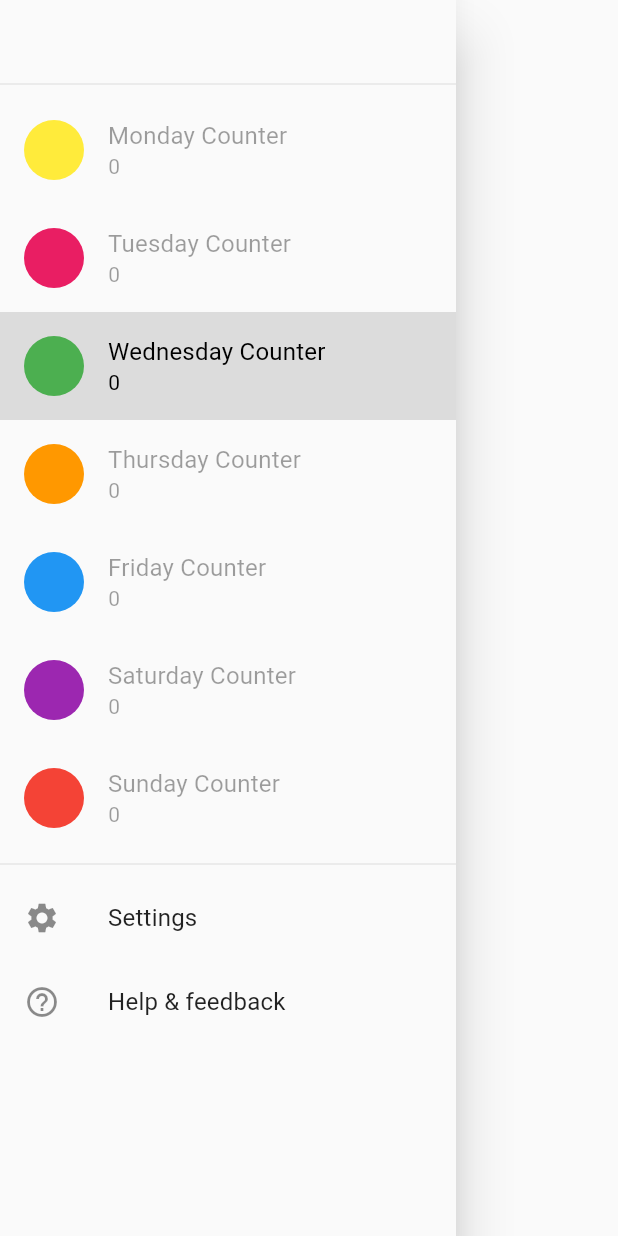
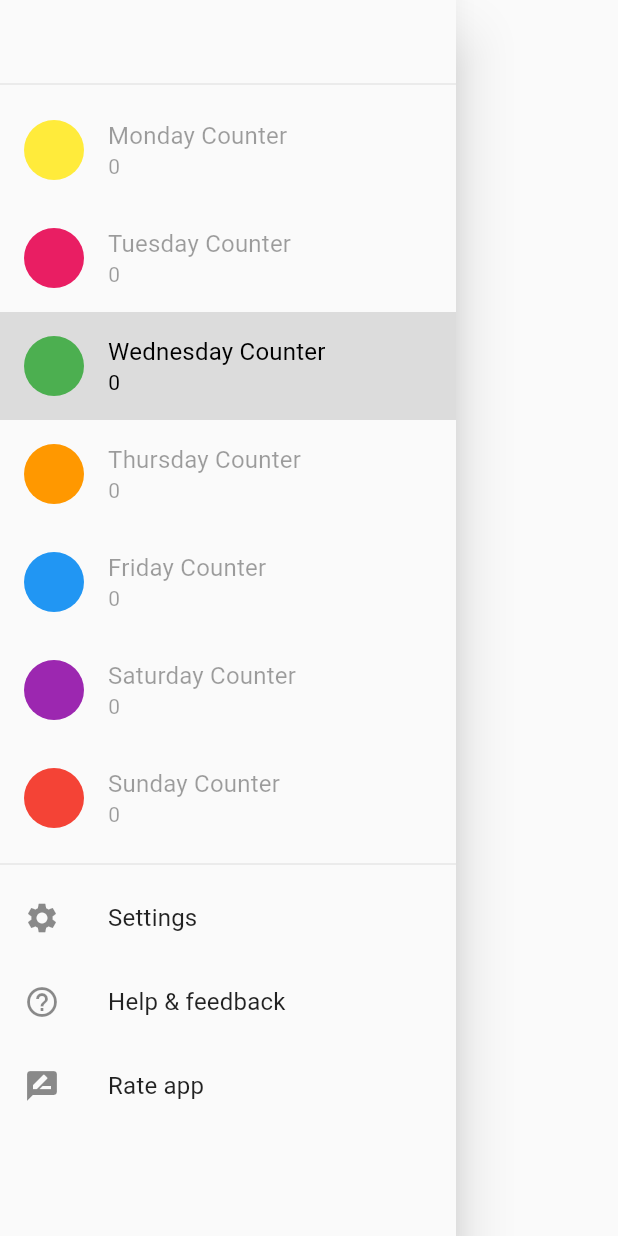
Before and after one commit to Appliberated/weekday_counters, a Flutter app: the CountersDrawer widget shown alone on an empty page, opened directly with empty values, on a phone screen of 412 x 824 dp. Run offline on Flutter 3.47's test engine with Material 2 defaults, Android fonts, the phone set to English and light mode, and no system bars; our stand-ins replace share, shared_preferences; accounts and stored records are empty.

Commit message:
Load and save settings; simplify, cleanup code

```diff
--- a/lib/common/app_strings.dart
+++ b/lib/common/app_strings.dart
@@ -13,6 +13,7 @@ class AppStrings {
   static const String drawerTitle = appName;
   static const String settingsItemTitle = 'Settings';
   static const String helpItemTitle = 'Help & feedback';
+  static const String rateItemTitle = 'Rate app';
 
   //#endregion
 
@@ -21,8 +22,6 @@ class AppStrings {
   static const Map<MenuAction, String> menuActions = {
     MenuAction.reset: 'Reset counter',
     MenuAction.share: 'Share...',
-    MenuAction.rate: 'Rate app',
-    MenuAction.help: 'Help',
   };
 
   static const String resetConfirm = 'Reset counter to zero?';
--- a/lib/widgets/counters_drawer.dart
+++ b/lib/widgets/counters_drawer.dart
@@ -8,6 +8,9 @@ import 'package:weekday_counters/models/counter.dart';
 import 'package:weekday_counters/utils/utils.dart';
 import 'package:weekday_counters/widgets/color_list_tile.dart';
 
+/// Drawer extra actions enumeration.
+enum DrawerExtraActions { settings, help, rate }
+
 /// A material design drawer that shows navigation links for all available counters.
 class CountersDrawer extends StatelessWidget {
   /// Creates a counters drawer widget.
@@ -15,8 +18,7 @@ class CountersDrawer extends StatelessWidget {
     Key key,
     @required this.title,
     this.counters,
-    this.onSelected,
-    this.onSettings,
+    this.onExtraSelected,
   })  : assert(title != null),
         super(key: key);
 
@@ -27,9 +29,12 @@ class CountersDrawer extends StatelessWidget {
   final Counters counters;
 
   /// Called when the user taps a drawer list tile.
-  final void Function(CounterType value) onSelected;
+  final void Function(DrawerExtraActions value) onExtraSelected;
 
-  final void Function() onSettings;
+  void _onExtraActionTap(BuildContext context, DrawerExtraActions action) {
+    Navigator.pop(context);
+    if (onExtraSelected != null) onExtraSelected(action);
+  }
 
   @override
   Widget build(BuildContext context) {
@@ -44,15 +49,17 @@ class CountersDrawer extends StatelessWidget {
             ListTile(
               leading: Icon(Icons.settings),
               title: Text(AppStrings.settingsItemTitle),
-              onTap: () {
-                Navigator.pop(context);
-                if (onSettings != null) onSettings();
-              },
+              onTap: () => _onExtraActionTap(context, DrawerExtraActions.settings),
             ),
             ListTile(
               leading: Icon(Icons.help_outline),
               title: Text(AppStrings.helpItemTitle),
-              onTap: () {},
+              onTap: () => _onExtraActionTap(context, DrawerExtraActions.help),
+            ),
+            ListTile(
+              leading: Icon(Icons.rate_review),
+              title: Text(AppStrings.rateItemTitle),
+              onTap: () => _onExtraActionTap(context, DrawerExtraActions.rate),
             ),
           ],
         ),
@@ -79,9 +86,7 @@ class CountersDrawer extends StatelessWidget {
       subtitle: toDecimalString(context, counters[counterType].value),
       enabled: counterType == counters.current.type,
       selected: counterType == counters.current.type,
-      onTap: () {
-        if (onSelected != null) onSelected(counterType);
-      },
+      onTap: () => Navigator.pop(context),
     );
   }
 }
```
Also changed, not shown: lib/common/app_settings.dart (+17 -3 lines), lib/screens/home.dart (+17 -8 lines).
